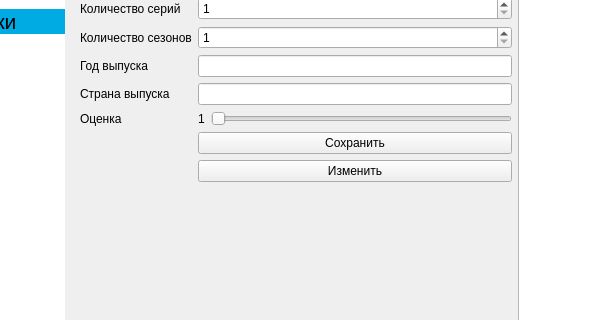
This is test.ui in Kirin112/serialbd as Qt 5 draws it before an edit; both pictures show x 144 to 736 and y 102 to 422 of the 1112 by 665 pixel window. The edited form follows.
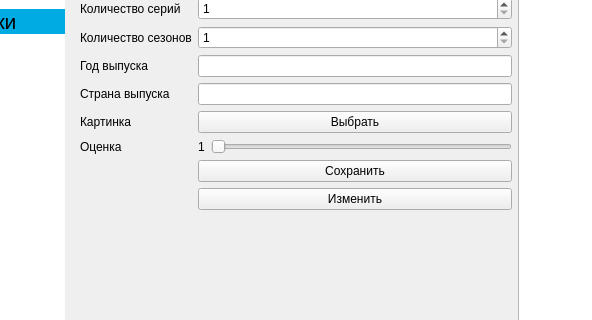
This is the edited form. The open tabs and pages were chosen to show the change.

Commit message: Загрузка изображения(без вывода)

Diff of the .ui file:
```diff
--- a/test.ui
+++ b/test.ui
@@ -273,14 +273,14 @@
           <item row="6" column="1">
            <widget class="QLineEdit" name="lineEdit_6"/>
           </item>
-          <item row="7" column="0">
+          <item row="8" column="0">
            <widget class="QLabel" name="label_7">
             <property name="text">
              <string>Оценка</string>
             </property>
            </widget>
           </item>
-          <item row="7" column="1">
+          <item row="8" column="1">
            <layout class="QHBoxLayout" name="horizontalLayout_3">
             <item>
              <widget class="QLabel" name="label_8">
@@ -307,13 +307,6 @@
             </item>
            </layout>
           </item>
-          <item row="8" column="1">
-           <widget class="QPushButton" name="pushButton">
-            <property name="text">
-             <string>Сохранить</string>
-            </property>
-           </widget>
-          </item>
           <item row="0" column="0" colspan="2">
            <widget class="QLabel" name="label_9">
             <property name="font">
@@ -329,7 +322,28 @@
             </property>
            </widget>
           </item>
+          <item row="7" column="0">
+           <widget class="QLabel" name="label_10">
+            <property name="text">
+             <string>Картинка</string>
+            </property>
+           </widget>
+          </item>
+          <item row="7" column="1">
+           <widget class="QPushButton" name="pushButton_2">
+            <property name="text">
+             <string>Выбрать</string>
+            </property>
+           </widget>
+          </item>
           <item row="9" column="1">
+           <widget class="QPushButton" name="pushButton">
+            <property name="text">
+             <string>Сохранить</string>
+            </property>
+           </widget>
+          </item>
+          <item row="10" column="1">
            <widget class="QPushButton" name="pushButton_4">
             <property name="text">
              <string>Изменить</string>
```
Left out of the diff: 2 changed lines with no effect on the pictures. The commit also changes 1 other file.
